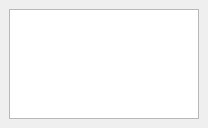
First picture: the form in studio/docks/node_tree_dock.ui, repository caryoscelus/rainynite-studio, before the edit.
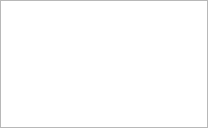
Second picture: the form after the edit.

Commit message: Timearea & node tree docks: get rid of empty space

Patch:
```diff
--- a/studio/docks/node_tree_dock.ui
+++ b/studio/docks/node_tree_dock.ui
@@ -15,6 +15,21 @@
   </property>
   <widget class="QWidget" name="dockWidgetContents">
    <layout class="QHBoxLayout" name="horizontalLayout">
+    <property name="spacing">
+     <number>0</number>
+    </property>
+    <property name="leftMargin">
+     <number>0</number>
+    </property>
+    <property name="topMargin">
+     <number>0</number>
+    </property>
+    <property name="rightMargin">
+     <number>0</number>
+    </property>
+    <property name="bottomMargin">
+     <number>0</number>
+    </property>
     <item>
      <widget class="QTreeView" name="tree_view"/>
     </item>
```
The commit also changes 1 other file.
